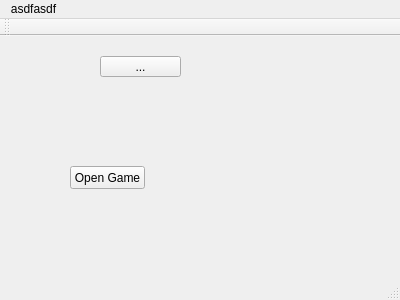
Above: randovania/gui/mainwindow.ui from randovania/randovania before the change. Below: the same form after it.
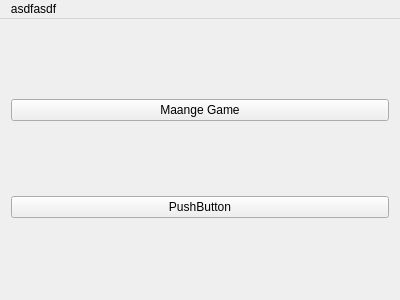
That is the form after the change.

Commit message: Basic second window

Patch:
```diff
--- a/randovania/gui/mainwindow.ui
+++ b/randovania/gui/mainwindow.ui
@@ -20,32 +20,22 @@
      <height>16777215</height>
     </size>
    </property>
-   <widget class="QToolButton" name="toolButton">
-    <property name="geometry">
-     <rect>
-      <x>100</x>
-      <y>20</y>
-      <width>81</width>
-      <height>21</height>
-     </rect>
-    </property>
-    <property name="text">
-     <string>...</string>
-    </property>
-   </widget>
-   <widget class="QPushButton" name="pushButton">
-    <property name="geometry">
-     <rect>
-      <x>70</x>
-      <y>130</y>
-      <width>75</width>
-      <height>23</height>
-     </rect>
-    </property>
-    <property name="text">
-     <string>Open Game</string>
-    </property>
-   </widget>
+   <layout class="QGridLayout" name="gridLayout">
+    <item row="0" column="0">
+     <widget class="QPushButton" name="pushButton">
+      <property name="text">
+       <string>Maange Game</string>
+      </property>
+     </widget>
+    </item>
+    <item row="1" column="0">
+     <widget class="QPushButton" name="pushButton_2">
+      <property name="text">
+       <string>PushButton</string>
+      </property>
+     </widget>
+    </item>
+   </layout>
   </widget>
   <widget class="QMenuBar" name="menuBar">
    <property name="geometry">
@@ -63,15 +53,6 @@
    </widget>
    <addaction name="menuasdfasdf"/>
   </widget>
-  <widget class="QToolBar" name="mainToolBar">
-   <attribute name="toolBarArea">
-    <enum>TopToolBarArea</enum>
-   </attribute>
-   <attribute name="toolBarBreak">
-    <bool>true</bool>
-   </attribute>
-  </widget>
-  <widget class="QStatusBar" name="statusBar"/>
  </widget>
  <layoutdefault spacing="6" margin="11"/>
  <resources/>
```
The commit also changes 3 other files.
